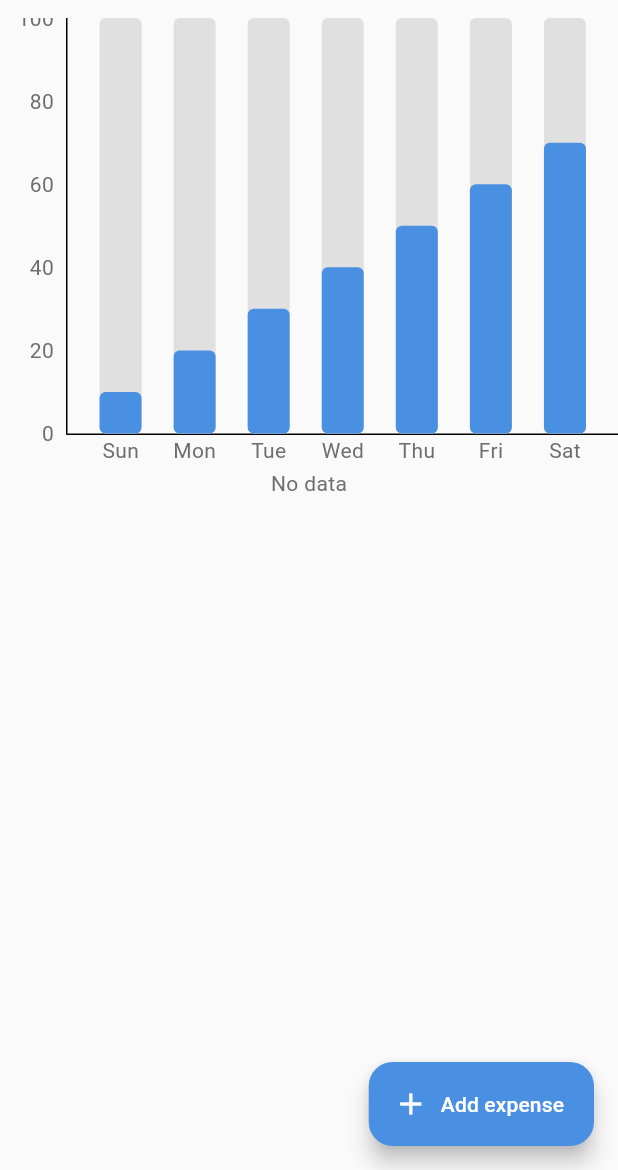
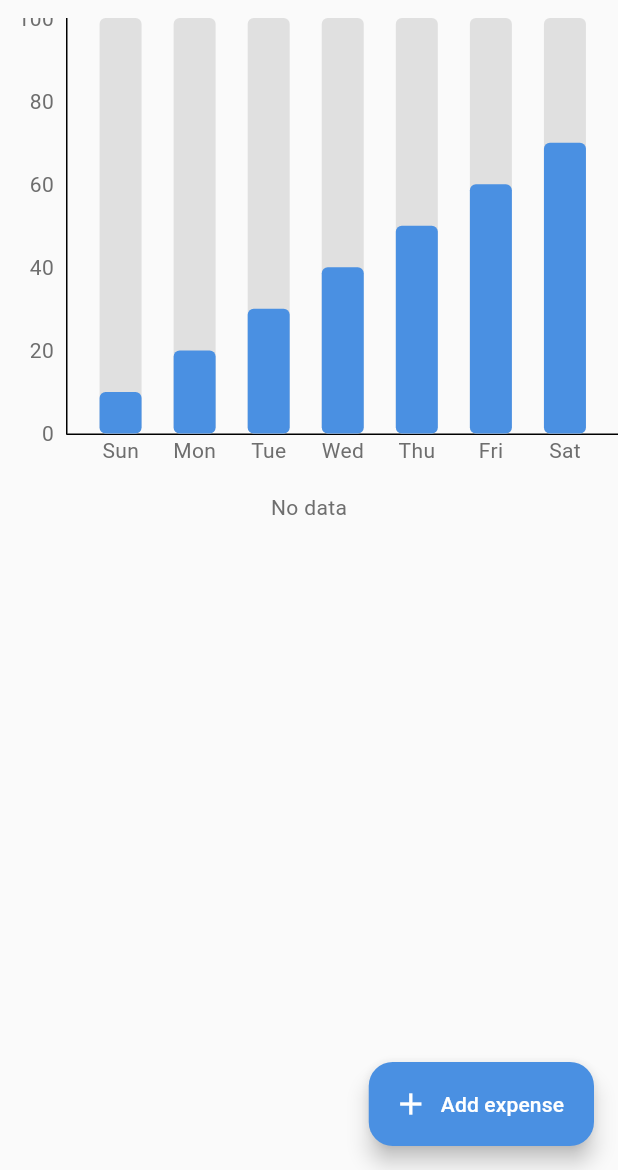
Before and after one commit to marufrobin/Minimal_Expense_Tracker, a Flutter app: the screen it shows after launch, on a phone screen of 412 x 824 dp, the part 66-1236 px from its top. Run offline on Flutter 3.47's test engine with Material 3 defaults, Android fonts, the light colour scheme and no system bars; drawn by our look-alikes of fl_chart; our stand-ins replace bloc, equatable, flutter_bloc, flutter_slidable, isar; accounts and stored records are empty; generated files the repository leaves out were written again.

Commit message:
Fix HomeScreens layout: Add spacing to the body column for better UI presentation

```diff
--- a/lib/screens/home/home.screen.dart
+++ b/lib/screens/home/home.screen.dart
@@ -17,6 +17,7 @@ class HomeScreens extends StatelessWidget {
         actions: [ChangeThemeWidget(), SizedBox(width: 10)],
       ),
       body: Column(
+        spacing: 16,
         children: [
           ExpanseChartScreen(),
           Expanded(child: ExpanseListWidget()),
```
